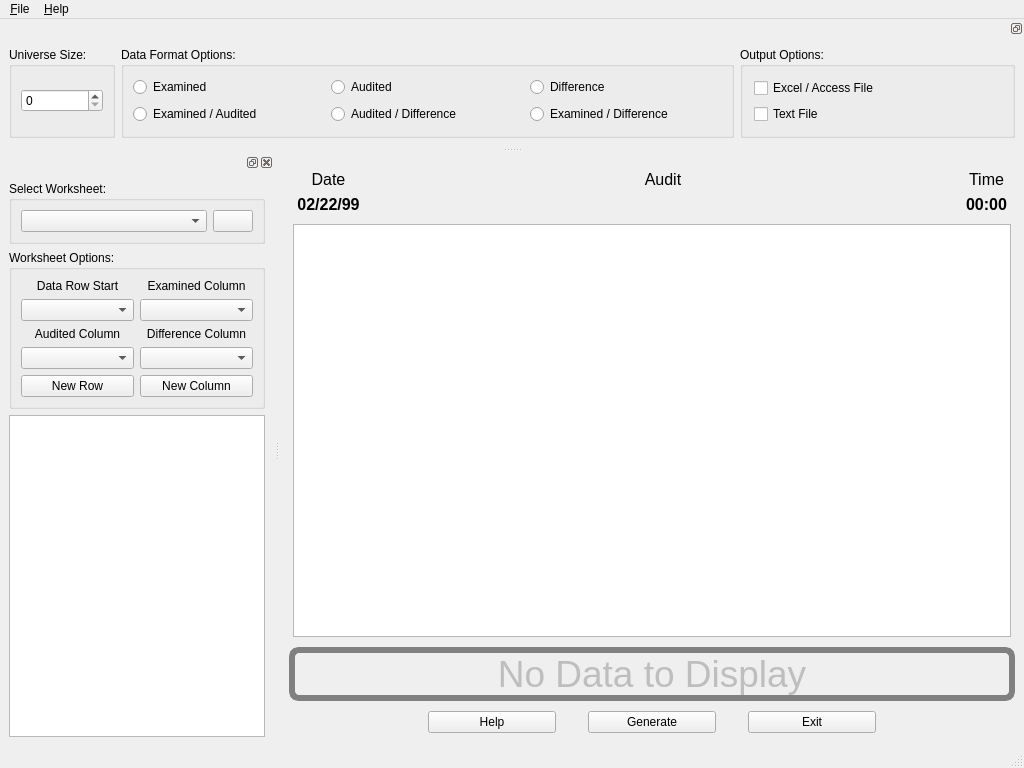
The window that products/RAT-STATS/rstats_modules/unrestricted_variable_appraisal/src/UIRStatsUVA.ui (cbtek/RStats2017) describes before a commit, drawn with Qt 5.
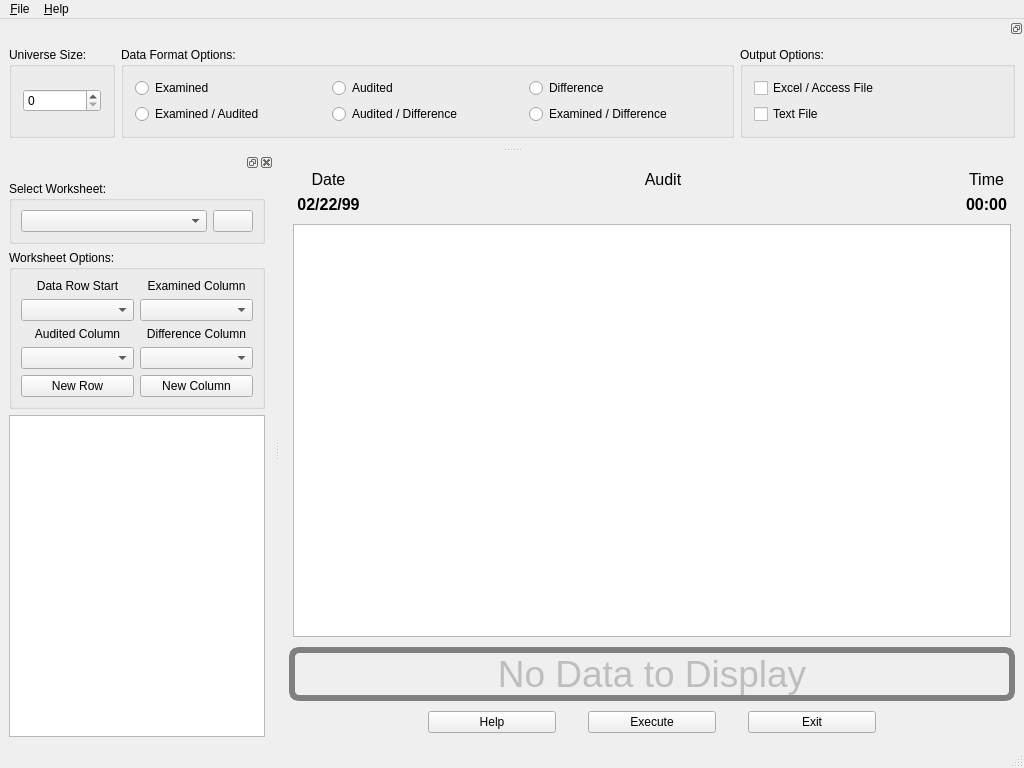
The same window after the commit.

```diff
--- a/products/RAT-STATS/rstats_modules/unrestricted_variable_appraisal/src/UIRStatsUVA.ui
+++ b/products/RAT-STATS/rstats_modules/unrestricted_variable_appraisal/src/UIRStatsUVA.ui
@@ -240,7 +240,7 @@
          </size>
         </property>
         <property name="text">
-         <string>Generate</string>
+         <string>Execute</string>
         </property>
        </widget>
       </item>
@@ -293,16 +293,16 @@
        </property>
        <layout class="QVBoxLayout" name="verticalLayout_3">
         <property name="leftMargin">
-         <number>9</number>
+         <number>11</number>
         </property>
         <property name="topMargin">
-         <number>9</number>
+         <number>11</number>
         </property>
         <property name="rightMargin">
-         <number>9</number>
+         <number>11</number>
         </property>
         <property name="bottomMargin">
-         <number>9</number>
+         <number>11</number>
         </property>
         <item>
          <widget class="QSpinBox" name="m_spnUniverseSize"/>
@@ -323,16 +323,16 @@
        </property>
        <layout class="QGridLayout" name="gridLayout">
         <property name="leftMargin">
-         <number>9</number>
+         <number>11</number>
         </property>
         <property name="topMargin">
-         <number>9</number>
+         <number>11</number>
         </property>
         <property name="rightMargin">
-         <number>9</number>
+         <number>11</number>
         </property>
         <property name="bottomMargin">
-         <number>9</number>
+         <number>11</number>
         </property>
         <item row="0" column="2">
          <widget class="QRadioButton" name="m_rdbAudited">
```
Left out of the diff: 2 changed lines with no effect on the pictures.
